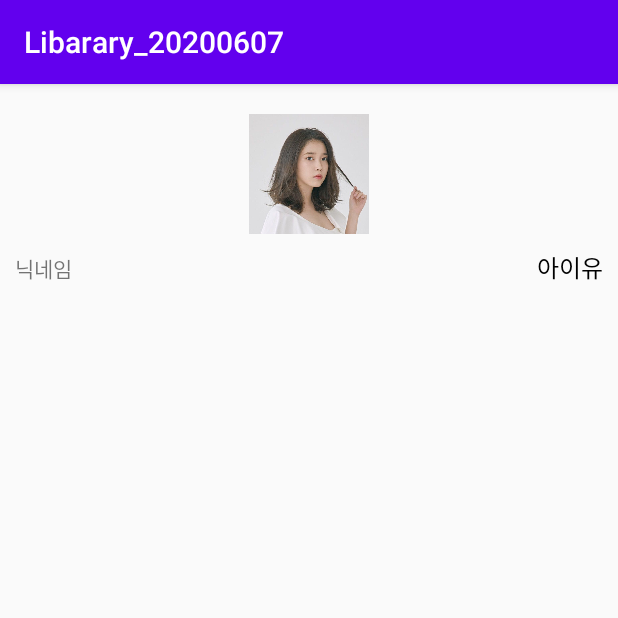
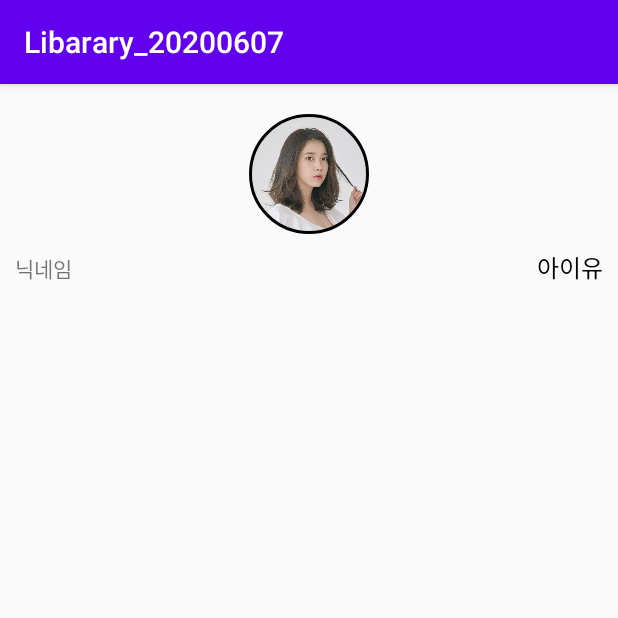
Before and after one commit to ShinYongSung/Libarary_20200607, an Android app: the screen it shows after launch (MainActivity), on a phone screen of 412 x 824 dp, the top half of it. Run offline under Robolectric (Android 15) with nearby library versions, the phone set to English and light mode, and no system bars; our stand-ins replace CircleImageView.

Commit message:
프로필 화면 초안 그리는 중
 = 프사를 원형으로 변경 예정

```diff
--- a/app/build.gradle
+++ b/app/build.gradle
@@ -29,6 +29,7 @@ dependencies {
     implementation fileTree(dir: 'libs', include: ['*.jar'])
     implementation "org.jetbrains.kotlin:kotlin-stdlib-jdk7:$kotlin_version"
     implementation 'androidx.appcompat:appcompat:1.1.0'
+    implementation 'de.hdodenhof:circleimageview:3.1.0'
     implementation 'androidx.core:core-ktx:1.3.0'
     implementation 'androidx.constraintlayout:constraintlayout:1.1.3'
     testImplementation 'junit:junit:4.12'
--- a/app/src/main/res/layout/activity_main.xml
+++ b/app/src/main/res/layout/activity_main.xml
@@ -15,11 +15,13 @@
         android:gravity="center"
         android:padding="10dp">
 
-        <ImageView
+        <de.hdodenhof.circleimageview.CircleImageView
             android:layout_width="80dp"
             android:layout_height="80dp"
-            android:src="@drawable/IU_pic"/>
-
+            android:src="@drawable/iu_pic"
+            app:civ_border_width="2dp"
+            app:civ_border_color="@color/black"
+            />
 
 
     </LinearLayout>
@@ -48,12 +50,7 @@
             android:text="아이유"/>
 
 
-
-
-
     </LinearLayout>
 
 
-
-
 </LinearLayout>
```
Also changed, not shown: app/src/main/res/drawable/iu_pic.jpg (renamed from app/src/main/res/drawable/IU_pic.jpg).
